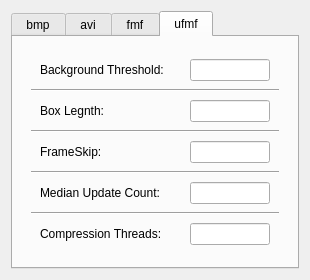
The window that src/gui/logging_settings_dialog.ui (janelia-idf/bias) describes before a commit, drawn with Qt 5.
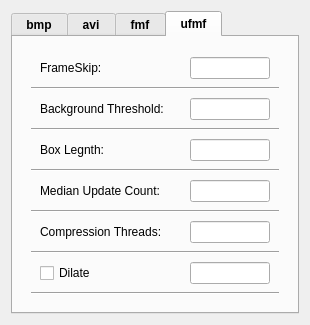
The same window after the commit. The open tabs and pages were chosen to show the change.

Commit message: Fixed some bug in the camera property dialog. Worked on logging settings dialog.

What changed in the file:
```diff
--- a/src/gui/logging_settings_dialog.ui
+++ b/src/gui/logging_settings_dialog.ui
@@ -7,7 +7,7 @@
     <x>0</x>
     <y>0</y>
     <width>310</width>
-    <height>280</height>
+    <height>325</height>
    </rect>
   </property>
   <property name="sizePolicy">
@@ -19,13 +19,13 @@
   <property name="minimumSize">
    <size>
     <width>310</width>
-    <height>280</height>
+    <height>325</height>
    </size>
   </property>
   <property name="maximumSize">
    <size>
     <width>310</width>
-    <height>280</height>
+    <height>325</height>
    </size>
   </property>
   <property name="windowTitle">
@@ -36,8 +36,8 @@
     <widget class="QTabWidget" name="tabWidget">
      <property name="font">
       <font>
-       <weight>50</weight>
-       <bold>false</bold>
+       <weight>75</weight>
+       <bold>true</bold>
       </font>
      </property>
      <property name="currentIndex">
@@ -67,17 +67,89 @@
         <widget class="QWidget" name="widget_6" native="true">
          <layout class="QVBoxLayout" name="verticalLayout">
           <item>
-           <spacer name="verticalSpacer">
+           <widget class="QWidget" name="ufmfFrameSkipWidgetPtr_" native="true">
+            <layout class="QHBoxLayout" name="horizontalLayout_7">
+             <property name="topMargin">
+              <number>2</number>
+             </property>
+             <property name="bottomMargin">
+              <number>2</number>
+             </property>
+             <item>
+              <widget class="QLabel" name="ufmfFrameSkipLabelPtr_">
+               <property name="sizePolicy">
+                <sizepolicy hsizetype="Fixed" vsizetype="Preferred">
+                 <horstretch>0</horstretch>
+                 <verstretch>0</verstretch>
+                </sizepolicy>
+               </property>
+               <property name="minimumSize">
+                <size>
+                 <width>130</width>
+                 <height>0</height>
+                </size>
+               </property>
+               <property name="maximumSize">
+                <size>
+                 <width>130</width>
+                 <height>16777215</height>
+                </size>
+               </property>
+               <property name="font">
+                <font>
+                 <weight>50</weight>
+                 <bold>false</bold>
+                </font>
+               </property>
+               <property name="text">
+                <string>FrameSkip: </string>
+               </property>
+              </widget>
+             </item>
+             <item>
+              <spacer name="horizontalSpacer_7">
+               <property name="orientation">
+                <enum>Qt::Horizontal</enum>
+               </property>
+               <property name="sizeHint" stdset="0">
+                <size>
+                 <width>9</width>
+                 <height>20</height>
+                </size>
+               </property>
+              </spacer>
+             </item>
+             <item>
+              <widget class="QLineEdit" name="ufmfFrameSkipLineEditPtr_">
+               <property name="sizePolicy">
+                <sizepolicy hsizetype="Fixed" vsizetype="Fixed">
+                 <horstretch>0</horstretch>
+                 <verstretch>0</verstretch>
+                </sizepolicy>
+               </property>
+               <property name="minimumSize">
+                <size>
+                 <width>80</width>
+                 <height>0</height>
+                </size>
+               </property>
+               <property name="maximumSize">
+                <size>
+                 <width>80</width>
+                 <height>16777215</height>
+                </size>
+               </property>
+              </widget>
+             </item>
+            </layout>
+           </widget>
+          </item>
+          <item>
+           <widget class="Line" name="line_5">
             <property name="orientation">
-             <enum>Qt::Vertical</enum>
+             <enum>Qt::Horizontal</enum>
             </property>
-            <property name="sizeHint" stdset="0">
-             <size>
-              <width>20</width>
-              <height>40</height>
-             </size>
-            </property>
-           </spacer>
+           </widget>
           </item>
           <item>
            <widget class="QWidget" name="widget" native="true">
@@ -250,92 +322,7 @@
            </widget>
           </item>
           <item>
-           <widget class="QWidget" name="widget_3" native="true">
-            <layout class="QHBoxLayout" name="horizontalLayout_3">
-             <property name="topMargin">
-              <number>2</number>
-             </property>
-             <property name="bottomMargin">
-              <number>2</number>
-             </property>
-             <item>
-              <widget class="QLabel" name="label_3">
-               <property name="sizePolicy">
-                <sizepolicy hsizetype="Fixed" vsizetype="Preferred">
-                 <horstretch>0</horstretch>
-                 <verstretch>0</verstretch>
-                </sizepolicy>
-               </property>
-               <property name="minimumSize">
-                <size>
-                 <width>130</width>
-                 <height>0</height>
-                </size>
-               </property>
-               <property name="maximumSize">
-                <size>
-                 <width>130</width>
-                 <height>16777215</height>
-                </size>
-               </property>
-               <property name="font">
-                <font>
-                 <weight>50</weight>
-                 <bold>false</bold>
-                </font>
-               </property>
-               <property name="text">
-                <string>FrameSkip: </string>
-               </property>
-              </widget>
-             </item>
-             <item>
-              <spacer name="horizontalSpacer_3">
-               <property name="orientation">
-                <enum>Qt::Horizontal</enum>
-               </property>
-               <property name="sizeHint" stdset="0">
-                <size>
-                 <width>9</width>
-                 <height>20</height>
-                </size>
-               </property>
-              </spacer>
-             </item>
-             <item>
-              <widget class="QLineEdit" name="lineEdit_3">
-               <property name="sizePolicy">
-                <sizepolicy hsizetype="Fixed" vsizetype="Fixed">
-                 <horstretch>0</horstretch>
-                 <verstretch>0</verstretch>
-                </sizepolicy>
-               </property>
-               <property name="minimumSize">
-                <size>
-                 <width>80</width>
-                 <height>0</height>
-                </size>
-               </property>
-               <property name="maximumSize">
-                <size>
-                 <width>80</width>
-                 <height>16777215</height>
-                </size>
-               </property>
-              </widget>
-             </item>
-            </layout>
-           </widget>
-          </item>
-          <item>
-           <widget class="Line" name="line_3">
-            <property name="orientation">
-             <enum>Qt::Horizontal</enum>
-            </property>
-           </widget>
-          </item>
-          <item>
-           <widget class="QWidget" name="widget_5" native="true">
+           <widget class="QWidget" name="ufmfMedianUpdateCountWidgetPtr_" native="true">
             <layout class="QHBoxLayout" name="horizontalLayout_5">
              <property name="topMargin">
               <number>2</number>
@@ -497,6 +484,98 @@
             </layout>
            </widget>
           </item>
+          <item>
+           <widget class="Line" name="line_12">
+            <property name="orientation">
+             <enum>Qt::Horizontal</enum>
+            </property>
+           </widget>
+          </item>
+          <item>
+           <widget class="QWidget" name="ufmfDilateWidgetPtr_" native="true">
+            <layout class="QHBoxLayout" name="horizontalLayout_16">
+             <property name="topMargin">
+              <number>2</number>
+             </property>
+             <property name="bottomMargin">
+              <number>2</number>
+             </property>
+             <item>
+              <widget class="QCheckBox" name="ufmfDilateCheckBoxPtr_">
+               <property name="sizePolicy">
+                <sizepolicy hsizetype="Fixed" vsizetype="Fixed">
+                 <horstretch>0</horstretch>
+                 <verstretch>0</verstretch>
+                </sizepolicy>
+               </property>
+               <property name="minimumSize">
+                <size>
+                 <width>130</width>
+                 <height>0</height>
+                </size>
+               </property>
+               <property name="maximumSize">
+                <size>
+                 <width>130</width>
+                 <height>16777215</height>
+                </size>
+               </property>
+               <property name="font">
+                <font>
+                 <weight>50</weight>
+                 <bold>false</bold>
+                </font>
+               </property>
+               <property name="text">
+                <string>Dilate</string>
+               </property>
+              </widget>
+             </item>
+             <item>
+              <spacer name="horizontalSpacer_16">
+               <property name="orientation">
+                <enum>Qt::Horizontal</enum>
+               </property>
+               <property name="sizeHint" stdset="0">
+                <size>
+                 <width>9</width>
+                 <height>20</height>
+                </size>
+               </property>
+              </spacer>
+             </item>
+             <item>
+              <widget class="QLineEdit" name="ufmfDilateLineEditPtr_">
+               <property name="sizePolicy">
+                <sizepolicy hsizetype="Fixed" vsizetype="Fixed">
+                 <horstretch>0</horstretch>
+                 <verstretch>0</verstretch>
+                </sizepolicy>
+               </property>
+               <property name="minimumSize">
+                <size>
+                 <width>80</width>
+                 <height>0</height>
+                </size>
+               </property>
+               <property name="maximumSize">
+                <size>
+                 <width>80</width>
+                 <height>16777215</height>
+                </size>
+               </property>
+              </widget>
+             </item>
+            </layout>
+           </widget>
+          </item>
+          <item>
+           <widget class="Line" name="line_14">
+            <property name="orientation">
+             <enum>Qt::Horizontal</enum>
+            </property>
+           </widget>
+          </item>
           <item>
            <spacer name="verticalSpacer_2">
             <property name="orientation">
```
Left out of the diff: 437 changed lines with no effect on the pictures. The commit also changes 3 other files.
